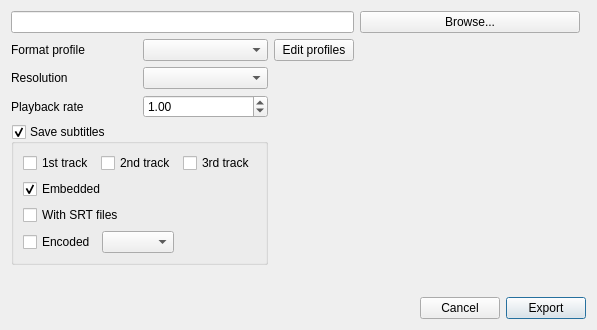
Before: the Qt Designer form QMediaLearner/gui/dialogs/ExportVideoDialog.ui in cedrix57/QMediaLearner, drawn with Qt 5.
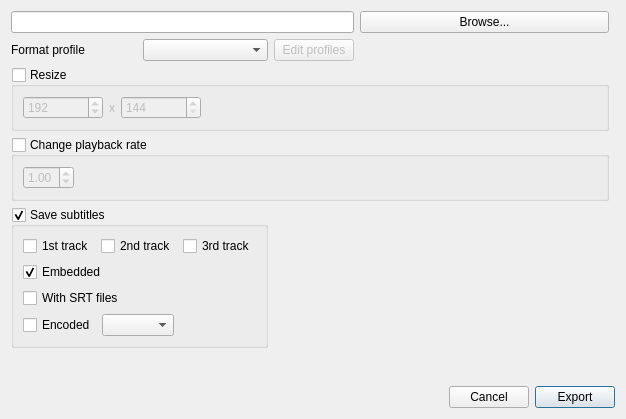
After: the same form once the commit is applied.

What changed in the file:
```diff
--- a/QMediaLearner/gui/dialogs/ExportVideoDialog.ui
+++ b/QMediaLearner/gui/dialogs/ExportVideoDialog.ui
@@ -6,19 +6,88 @@
    <rect>
     <x>0</x>
     <y>0</y>
-    <width>597</width>
-    <height>330</height>
+    <width>626</width>
+    <height>419</height>
    </rect>
   </property>
   <property name="windowTitle">
    <string>Dialog</string>
   </property>
   <layout class="QGridLayout" name="gridLayout">
-   <item row="2" column="0">
-    <widget class="QLabel" name="label_3">
-     <property name="text">
-      <string>Resolution</string>
+   <item row="2" column="0" colspan="4">
+    <widget class="QGroupBox" name="groupBoxResize">
+     <property name="title">
+      <string>Resize</string>
      </property>
+     <property name="checkable">
+      <bool>true</bool>
+     </property>
+     <property name="checked">
+      <bool>false</bool>
+     </property>
+     <layout class="QHBoxLayout" name="horizontalLayout_4">
+      <item>
+       <widget class="QSpinBox" name="spinBoxWidth">
+        <property name="minimumSize">
+         <size>
+          <width>80</width>
+          <height>0</height>
+         </size>
+        </property>
+        <property name="minimum">
+         <number>144</number>
+        </property>
+        <property name="maximum">
+         <number>4096</number>
+        </property>
+        <property name="singleStep">
+         <number>10</number>
+        </property>
+        <property name="value">
+         <number>192</number>
+        </property>
+       </widget>
+      </item>
+      <item>
+       <widget class="QLabel" name="label_4">
+        <property name="text">
+         <string>x</string>
+        </property>
+       </widget>
+      </item>
+      <item>
+       <widget class="QSpinBox" name="spinBoxHeight">
+        <property name="minimumSize">
+         <size>
+          <width>80</width>
+          <height>0</height>
+         </size>
+        </property>
+        <property name="minimum">
+         <number>144</number>
+        </property>
+        <property name="maximum">
+         <number>4096</number>
+        </property>
+        <property name="singleStep">
+         <number>10</number>
+        </property>
+       </widget>
+      </item>
+      <item>
+       <spacer name="horizontalSpacer_4">
+        <property name="orientation">
+         <enum>Qt::Horizontal</enum>
+        </property>
+        <property name="sizeHint" stdset="0">
+         <size>
+          <width>40</width>
+          <height>20</height>
+         </size>
+        </property>
+       </spacer>
+      </item>
+     </layout>
     </widget>
    </item>
    <item row="1" column="0">
@@ -28,19 +97,6 @@
      </property>
     </widget>
    </item>
-   <item row="3" column="1">
-    <widget class="QDoubleSpinBox" name="doubleSpinBoxRate">
-     <property name="minimum">
-      <double>0.500000000000000</double>
-     </property>
-     <property name="maximum">
-      <double>2.000000000000000</double>
-     </property>
-     <property name="value">
-      <double>1.000000000000000</double>
-     </property>
-    </widget>
-   </item>
    <item row="1" column="3">
     <spacer name="horizontalSpacer_2">
      <property name="orientation">
@@ -171,6 +227,9 @@
    </item>
    <item row="1" column="2">
     <widget class="QPushButton" name="buttonEditProfiles">
+     <property name="enabled">
+      <bool>false</bool>
+     </property>
      <property name="text">
       <string>Edit profiles</string>
      </property>
@@ -192,16 +251,6 @@
      </property>
     </spacer>
    </item>
-   <item row="2" column="1">
-    <widget class="QComboBox" name="comboBoxResolution"/>
-   </item>
-   <item row="3" column="0">
-    <widget class="QLabel" name="label_2">
-     <property name="text">
-      <string>Playback rate</string>
-     </property>
-    </widget>
-   </item>
    <item row="0" column="3">
     <widget class="QPushButton" name="buttonBrowseFilePath">
      <property name="text">
@@ -212,6 +261,47 @@
    <item row="0" column="0" colspan="3">
     <widget class="QLineEdit" name="lineEditFilePath"/>
    </item>
+   <item row="3" column="0" colspan="4">
+    <widget class="QGroupBox" name="groupBox">
+     <property name="title">
+      <string>Change playback rate</string>
+     </property>
+     <property name="checkable">
+      <bool>true</bool>
+     </property>
+     <property name="checked">
+      <bool>false</bool>
+     </property>
+     <layout class="QHBoxLayout" name="horizontalLayout_5">
+      <item>
+       <widget class="QDoubleSpinBox" name="doubleSpinBoxRate">
+        <property name="minimum">
+         <double>0.500000000000000</double>
+        </property>
+        <property name="maximum">
+         <double>2.000000000000000</double>
+        </property>
+        <property name="value">
+         <double>1.000000000000000</double>
+        </property>
+       </widget>
+      </item>
+      <item>
+       <spacer name="horizontalSpacer_5">
+        <property name="orientation">
+         <enum>Qt::Horizontal</enum>
+        </property>
+        <property name="sizeHint" stdset="0">
+         <size>
+          <width>40</width>
+          <height>20</height>
+         </size>
+        </property>
+       </spacer>
+      </item>
+     </layout>
+    </widget>
+   </item>
   </layout>
  </widget>
  <resources/>
```
